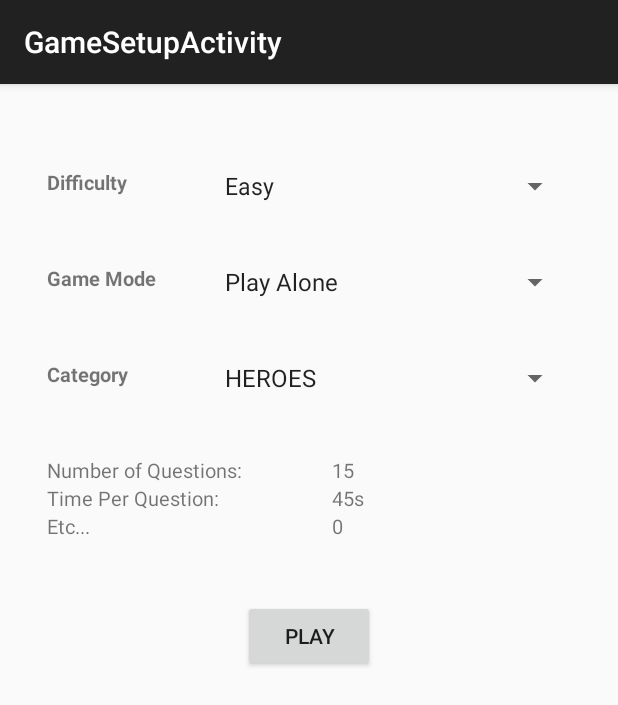
After one commit to JHSegura/QuickCharades, an Android app: the GameSetupActivity screen opened directly, with no data from a screen before it, on a phone screen of 412 x 824 dp. The commit adds this screen. Shown: the top 705 px of the screen. Run offline under Robolectric (Android 15) with nearby library versions, the phone set to English and light mode, and no system bars.

Commit message:
-Added GameSetupActivity (replaces DiffSelect, Game Mode, and Category) -Changed MainMenu to fit the new clean background -Changed QCategory enum -Added new strings in strings.xml

```diff
--- /dev/null
+++ b/app/src/main/java/com/awesomekids/android/quickcharades/GameSetupActivity.java
@@ -0,0 +1,168 @@
+package com.awesomekids.android.quickcharades;
+
+import android.app.Activity;
+import android.content.Intent;
+import android.support.v7.app.ActionBarActivity;
+import android.os.Bundle;
+import android.view.Menu;
+import android.view.MenuItem;
+import android.view.View;
+import android.widget.AdapterView;
+import android.widget.ArrayAdapter;
+import android.widget.Button;
+import android.widget.Spinner;
+import android.widget.TextView;
+import android.widget.Toast;
+
+import java.util.ArrayList;
+
+
+public class GameSetupActivity extends ActionBarActivity {
+    private TextView numQText;
+    private TextView numTText;
+    private Spinner diffSpinner;
+    private Spinner modeSpinner;
+    private Spinner categorySpinner;
+    @Override
+    protected void onCreate(Bundle savedInstanceState) {
+        super.onCreate(savedInstanceState);
+        setContentView(R.layout.activity_game_setup);
+        numQText = (TextView)findViewById(R.id.text_number_of_questions_value);
+        numTText = (TextView)findViewById(R.id.text_timer_value);
+        Button goButton = (Button) findViewById(R.id.go_to_game_button);
+        createDiffSpinner();
+        createModeSpinner();
+        createCategorySpinner();
+    }
+    public void createDiffSpinner(){
+        diffSpinner = (Spinner) findViewById(R.id.spinner_diff_select);
+// Create an ArrayAdapter using the string array and a default spinner layout
+        ArrayAdapter<CharSequence> adapter = ArrayAdapter.createFromResource(this,
+                R.array.diff_select_array,android.R.layout.simple_spinner_item);
+// Specify the layout to use when the list of choices appears
+        adapter.setDropDownViewResource(android.R.layout.simple_spinner_dropdown_item);
+// Apply the adapter to the spinner
+        diffSpinner.setAdapter(adapter);
+        diffSpinner.setOnItemSelectedListener(new DiffSpinnerActivity());
+    }
+    public void createModeSpinner(){
+        modeSpinner = (Spinner) findViewById(R.id.spinner_mode_select);
+        ArrayAdapter<CharSequence> adapter = ArrayAdapter.createFromResource(this,
+                R.array.mode_select_array,android.R.layout.simple_spinner_item);
+        adapter.setDropDownViewResource(android.R.layout.simple_spinner_dropdown_item);
+        modeSpinner.setAdapter(adapter);
+        modeSpinner.setOnItemSelectedListener(new ModeSpinnerActivity());
+    }
+    public void createCategorySpinner(){
+        categorySpinner = (Spinner) findViewById(R.id.spinner_category_select);
+
+        ArrayAdapter<String> adapter = new ArrayAdapter<String>(this,android.R.layout.simple_spinner_item,new ArrayList<String>());
+        adapter.setDropDownViewResource(android.R.layout.simple_spinner_dropdown_item);
+        categorySpinner.setAdapter(adapter);
+        for(QCategory C : QCategory.values()) {
+            if(C.getValue() != "NONE"){
+                adapter.add(C.getValue());
+                adapter.notifyDataSetChanged();
+                categorySpinner.setSelection(adapter.getPosition(C.getValue()));
+            }
+        }
+        categorySpinner.setOnItemSelectedListener(new CategorySpinnerActivity());
+    }
+
+    public void onGoToPlayButtonClick(View view){
+        Intent goPlayIntent = new Intent(this,GameActivity.class);
+        int[] gameSettings = new int[2]; //Maybe better if we store as strings instead
+        gameSettings[0] = diffSpinner.getSelectedItem().toString() == "Easy" ? Difficulty.EASY.getValue() :
+                (diffSpinner.getSelectedItem().toString() == "Normal" ?
+                        Difficulty.MEDIUM.getValue() : Difficulty.HARD.getValue());
+        gameSettings[1] = modeSpinner.getSelectedItem().toString() == "Play Alone" ? Mode.SINGLE.getValue() :
+                (modeSpinner.getSelectedItem().toString() == "Play With A Friend" ?
+                        Mode.FRIEND.getValue() : Mode.RANDOM.getValue());
+//        numQText.setText(diffSpinner.getSelectedItem().toString()); //Just used to test if the above works
+//        numTText.setText(modeSpinner.getSelectedItem().toString());
+        goPlayIntent.putExtra(categorySpinner.getSelectedItem().toString(),gameSettings); //Pass along the game mode/difficulty/category info to gameactivity so that it can begin an appropriate game
+        startActivity(goPlayIntent);
+    }
+    public class DiffSpinnerActivity extends Activity implements AdapterView.OnItemSelectedListener {
+
+        public void onItemSelected(AdapterView<?> parent, View view,
+                                   int pos, long id) {
+            // An item was selected. You can retrieve the selected item using
+            // parent.getItemAtPosition(pos)
+            //Set difficulty here
+            String diff = parent.getItemAtPosition(pos).toString();
+
+            if(diff.compareTo("Easy")==0){ //Can always change later
+                numQText.setText("15");
+                numTText.setText("45s");
+            } //easy
+            else if(diff.compareTo("Normal")==0){
+                numQText.setText("30");
+                numTText.setText("30s");
+            }//set to normal
+            else if(diff.compareTo("Hard")==0){
+                numQText.setText("50");
+                numTText.setText("15s");
+            }//hard
+            else{
+
+            }
+                //error
+        }
+
+        public void onNothingSelected(AdapterView<?> parent) {
+            Toast.makeText(getBaseContext(),"Difficulty not selected",Toast.LENGTH_SHORT).show();
+        }
+    }
+
+    public class ModeSpinnerActivity extends Activity implements AdapterView.OnItemSelectedListener { //Implement stuff to show related to game modes
+
+        public void onItemSelected(AdapterView<?> parent, View view,
+                                   int pos, long id) {
+            // An item was selected. You can retrieve the selected item using
+            // parent.getItemAtPosition(pos)
+            //Set game mode here
+
+        }
+
+        public void onNothingSelected(AdapterView<?> parent) {
+            Toast.makeText(getBaseContext(),"Game Mode not selected",Toast.LENGTH_SHORT).show();
+        }
+    }
+
+    public class CategorySpinnerActivity extends Activity implements AdapterView.OnItemSelectedListener { //Implement stuff to show related to categories
+
+        public void onItemSelected(AdapterView<?> parent, View view,
+                                   int pos, long id) {
+            // An item was selected. You can retrieve the selected item using
+            // parent.getItemAtPosition(pos)
+            //Set category here
+
+        }
+
+        public void onNothingSelected(AdapterView<?> parent) {
+            Toast.makeText(getBaseContext(),"Category not selected",Toast.LENGTH_SHORT).show();
+        }
+    }
+//    @Override
+//    public boolean onCreateOptionsMenu(Menu menu) {
+//        // Inflate the menu; this adds items to the action bar if it is present.
+//        getMenuInflater().inflate(R.menu.menu_game_seteup, menu);
+//        return true;
+//    }
+//
+//    @Override
+//    public boolean onOptionsItemSelected(MenuItem item) {
+//        // Handle action bar item clicks here. The action bar will
+//        // automatically handle clicks on the Home/Up button, so long
+//        // as you specify a parent activity in AndroidManifest.xml.
+//        int id = item.getItemId();
+//
+//        //noinspection SimplifiableIfStatement
+//        if (id == R.id.action_settings) {
+//            return true;
+//        }
+//
+//        return super.onOptionsItemSelected(item);
+//    }
+}
--- a/app/src/main/java/com/awesomekids/android/quickcharades/QCategory.java
+++ b/app/src/main/java/com/awesomekids/android/quickcharades/QCategory.java
@@ -8,6 +8,8 @@ public enum QCategory {
     VOID("NONE"),
     HEROES("HEROES");
     private String name;
+    private static int num = 1;
     private QCategory(String value){this.name = value;}
     public String getValue(){return this.name;}
+    public static int getNum(){return num;}
 }
--- /dev/null
+++ b/app/src/main/res/layout/activity_game_setup.xml
@@ -0,0 +1,216 @@
+<RelativeLayout xmlns:android="http://schemas.android.com/apk/res/android"
+    xmlns:tools="http://schemas.android.com/tools" android:layout_width="match_parent"
+    android:layout_height="match_parent" android:paddingLeft="@dimen/activity_horizontal_margin"
+    android:paddingRight="@dimen/activity_horizontal_margin"
+    android:paddingTop="@dimen/activity_vertical_margin"
+    android:paddingBottom="@dimen/activity_vertical_margin"
+    tools:context="com.awesomekids.android.quickcharades.GameSeteupActivity">
+
+    <LinearLayout
+        android:orientation="vertical"
+        android:layout_width="fill_parent"
+        android:layout_height="fill_parent"
+        android:layout_centerHorizontal="true"
+        android:layout_alignParentTop="true"
+        android:weightSum="1">
+
+        <Space
+            android:layout_width="match_parent"
+            android:layout_height="40dp" />
+
+        <LinearLayout
+            android:orientation="horizontal"
+            android:layout_width="fill_parent"
+            android:layout_height="wrap_content">
+
+            <TextView
+                android:layout_width="80dp"
+                android:layout_height="match_parent"
+                android:text="@string/text_diff_select"
+                android:id="@+id/text_view_diff_select"
+                android:textAlignment="center"
+                android:textSize="13dp"
+                android:textStyle="bold"
+                android:layout_marginLeft="15dp"
+                android:layout_marginRight="15dp" />
+
+            <Spinner
+                android:layout_width="wrap_content"
+                android:layout_height="match_parent"
+                android:layout_marginLeft="15dp"
+                android:layout_marginRight="15dp"
+                android:id="@+id/spinner_diff_select"
+                android:layout_weight="6"></Spinner>
+
+        </LinearLayout>
+
+        <Space
+            android:layout_width="match_parent"
+            android:layout_height="40dp" />
+
+        <LinearLayout
+            android:orientation="horizontal"
+            android:layout_width="fill_parent"
+            android:layout_height="wrap_content">
+
+            <TextView
+                android:layout_width="80dp"
+                android:layout_height="match_parent"
+                android:text="@string/text_mode_select"
+                android:id="@+id/text_view_mode_select"
+                android:layout_marginLeft="15dp"
+                android:layout_marginRight="15dp"
+                android:textAlignment="center"
+                android:textSize="13dp"
+                android:textStyle="bold" />
+
+            <Spinner
+                android:layout_width="wrap_content"
+                android:layout_height="match_parent"
+                android:id="@+id/spinner_mode_select"
+                android:layout_weight="6"
+                android:layout_marginLeft="15dp"
+                android:layout_marginRight="15dp" />
+        </LinearLayout>
+
+        <Space
+            android:layout_width="match_parent"
+            android:layout_height="40dp" />
+
+        <LinearLayout
+            android:orientation="horizontal"
+            android:layout_width="fill_parent"
+            android:layout_height="wrap_content" >
+
+            <TextView
+                android:layout_width="80dp"
+                android:layout_height="match_parent"
+                android:text="@string/text_category_select"
+                android:id="@+id/text_view_category_select"
+                android:layout_marginLeft="15dp"
+                android:layout_marginRight="15dp"
+                android:textAlignment="center"
+                android:textSize="13dp"
+                android:textStyle="bold" />
+
+            <Spinner
+                android:layout_width="wrap_content"
+                android:layout_height="match_parent"
+                android:id="@+id/spinner_category_select"
+                android:layout_weight="6"
+                android:layout_marginLeft="15dp"
+                android:layout_marginRight="15dp"
+                android:focusable="true" />
+        </LinearLayout>
+
+        <Space
+            android:layout_width="match_parent"
+            android:layout_height="40dp" />
+
+        <LinearLayout
+            android:orientation="vertical"
+            android:layout_width="match_parent"
+            android:layout_height="wrap_content"
+            android:textAlignment="center">
+
+            <LinearLayout
+                android:orientation="horizontal"
+                android:layout_width="fill_parent"
+                android:layout_height="wrap_content">
+
+                <TextView
+                    android:layout_width="match_parent"
+                    android:layout_height="wrap_content"
+                    android:text="@string/text_number_of_questions_identifier"
+                    android:id="@+id/text_view_number_of_questions"
+                    android:layout_weight="1"
+                    android:textSize="13dp"
+                    android:layout_marginRight="15dp"
+                    android:layout_marginLeft="15dp" />
+
+                <TextView
+                    android:layout_width="match_parent"
+                    android:layout_height="wrap_content"
+                    android:text="0"
+                    android:id="@+id/text_number_of_questions_value"
+                    android:layout_weight="1"
+                    android:layout_gravity="center_horizontal|bottom"
+                    android:textSize="13dp"
+                    android:textAlignment="center"
+                    android:layout_marginLeft="15dp"
+                    android:layout_marginRight="15dp" />
+
+            </LinearLayout>
+
+            <LinearLayout
+                android:orientation="horizontal"
+                android:layout_width="fill_parent"
+                android:layout_height="wrap_content" >
+
+                <TextView
+                    android:layout_width="match_parent"
+                    android:layout_height="wrap_content"
+                    android:text="@string/text_time_per_question_identifier"
+                    android:id="@+id/text_view_timer"
+                    android:layout_weight="1"
+                    android:textSize="13dp"
+                    android:layout_marginRight="15dp"
+                    android:layout_marginLeft="15dp" />
+
+                <TextView
+                    android:layout_width="match_parent"
+                    android:layout_height="wrap_content"
+                    android:text="0"
+                    android:id="@+id/text_timer_value"
+                    android:layout_weight="1"
+                    android:layout_gravity="center_horizontal|bottom"
+                    android:textSize="13dp"
+                    android:textAlignment="center"
+                    android:layout_marginLeft="15dp"
+                    android:layout_marginRight="15dp" />
+            </LinearLayout>
+
+            <LinearLayout
+                android:orientation="horizontal"
+                android:layout_width="fill_parent"
+                android:layout_height="wrap_content" >
+
+                <TextView
+                    android:layout_width="match_parent"
+                    android:layout_height="wrap_content"
+                    android:text="Etc..."
+                    android:id="@+id/text_view_misc"
+                    android:layout_weight="1"
+                    android:textSize="13dp"
+                    android:layout_marginRight="15dp"
+                    android:layout_marginLeft="15dp" />
+
+                <TextView
+                    android:layout_width="match_parent"
+                    android:layout_height="wrap_content"
+                    android:text="0"
+                    android:id="@+id/text_misc_value"
+                    android:layout_weight="1"
+                    android:layout_gravity="center_horizontal|bottom"
+                    android:textSize="13dp"
+                    android:textAlignment="center"
+                    android:layout_marginLeft="15dp"
+                    android:layout_marginRight="15dp" />
+            </LinearLayout>
+        </LinearLayout>
+
+        <Space
+            android:layout_width="match_parent"
+            android:layout_height="40dp" />
+
+        <Button
+            android:layout_width="wrap_content"
+            android:layout_height="wrap_content"
+            android:text="@string/Play"
+            android:id="@+id/go_to_game_button"
+            android:layout_gravity="center_horizontal|bottom"
+            android:onClick="onGoToPlayButtonClick"/>
+
+    </LinearLayout>
+
+</RelativeLayout>
--- /dev/null
+++ b/app/src/main/res/menu/menu_game_seteup.xml
@@ -0,0 +1,7 @@
+<menu xmlns:android="http://schemas.android.com/apk/res/android"
+    xmlns:app="http://schemas.android.com/apk/res-auto"
+    xmlns:tools="http://schemas.android.com/tools"
+    tools:context="com.awesomekids.android.quickcharades.GameSeteupActivity">
+    <item android:id="@+id/action_settings" android:title="@string/action_settings"
+        android:orderInCategory="100" app:showAsAction="never" />
+</menu>
--- a/app/src/main/res/values/strings.xml
+++ b/app/src/main/res/values/strings.xml
@@ -9,5 +9,30 @@
     <string name="title_activity_category">Category</string>
     <string name="title_activity_difficulty_select">Difficulty</string>
     <string name="title_activity_game_mode">Game Mode</string>
+    <string name="title_activity_game_seteup">GameSetupActivity</string>
+
+    <string-array name="diff_select_array">
+        <item>Easy</item>
+        <item>Normal</item>
+        <item>Hard</item>
+    </string-array>
+
+    <string-array name="mode_select_array">
+        <item>Play Alone</item>
+        <item>Play With A Friend</item>
+        <item>Play With A Random Opponent</item>
+    </string-array>
+
+    <string-array name="category_select_array">
+
+    </string-array>
+
+    <string name="text_diff_select">Difficulty</string>
+    <string name="text_mode_select">Game Mode</string>
+    <string name="text_category_select">Category</string>
+    <string name="Play">PLAY</string>
+    <string name="text_number_of_questions_identifier">Number of Questions:</string>
+    <string name="text_time_per_question_identifier">Time Per Question:</string>
+    <string name="text_view_high_score">High Score: </string>
 
 </resources>
```
Also changed, not shown: app/src/main/AndroidManifest.xml (+17 -8 lines), app/src/main/java/com/awesomekids/android/quickcharades/MainActivity.java (+2 -5 lines), app/src/main/res/layout/activity_main.xml (+111 -54 lines).
